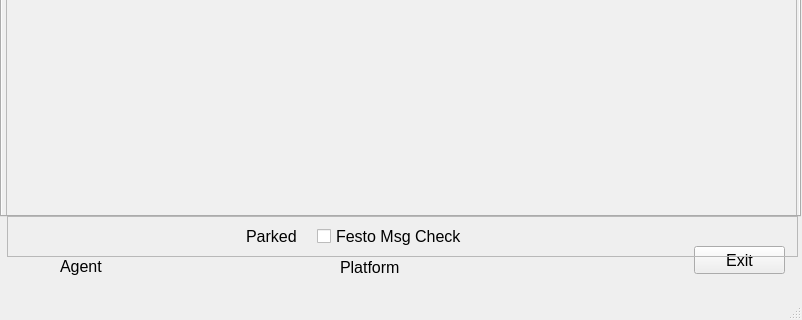
This is runtime/main_gui.ui in michaelmargolis/MdxMotionPlatformV3 as Qt 5 draws it before an edit; both pictures show x 0 to 802 and y 154 to 474 of the 802 by 474 pixel window. The edited form follows.
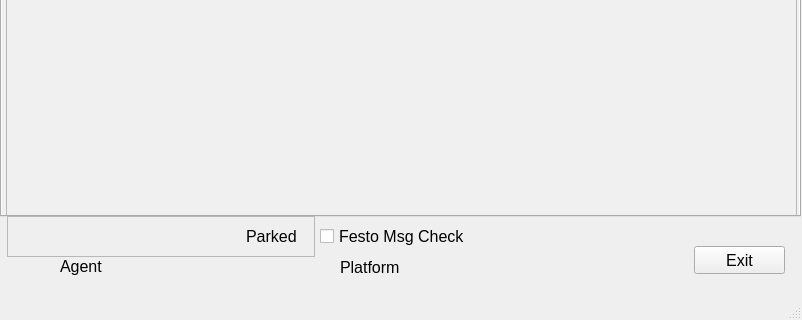
This is the edited form.

What changed in the file:
```diff
--- a/runtime/main_gui.ui
+++ b/runtime/main_gui.ui
@@ -192,7 +192,7 @@
      <rect>
       <x>7</x>
       <y>370</y>
-      <width>791</width>
+      <width>308</width>
       <height>41</height>
      </rect>
     </property>
@@ -200,7 +200,10 @@
      <enum>QFrame::StyledPanel</enum>
     </property>
     <property name="frameShadow">
-     <enum>QFrame::Raised</enum>
+     <enum>QFrame::Plain</enum>
+    </property>
+    <property name="lineWidth">
+     <number>0</number>
     </property>
     <widget class="QLabel" name="lbl_festo_status">
      <property name="geometry">
@@ -220,30 +223,12 @@
       <string/>
      </property>
     </widget>
-    <widget class="QCheckBox" name="chk_festo_wait">
-     <property name="geometry">
-      <rect>
-       <x>310</x>
-       <y>10</y>
-       <width>181</width>
-       <height>21</height>
-      </rect>
-     </property>
-     <property name="font">
-      <font>
-       <pointsize>12</pointsize>
-      </font>
-     </property>
-     <property name="text">
-      <string>Festo Msg Check</string>
-     </property>
-    </widget>
     <widget class="QLabel" name="lbl_parked">
      <property name="geometry">
       <rect>
        <x>239</x>
        <y>10</y>
-       <width>61</width>
+       <width>58</width>
        <height>20</height>
       </rect>
      </property>
@@ -270,6 +255,24 @@
      <string/>
     </property>
    </widget>
+   <widget class="QCheckBox" name="chk_festo_wait">
+    <property name="geometry">
+     <rect>
+      <x>320</x>
+      <y>380</y>
+      <width>181</width>
+      <height>21</height>
+     </rect>
+    </property>
+    <property name="font">
+     <font>
+      <pointsize>12</pointsize>
+     </font>
+    </property>
+    <property name="text">
+     <string>Festo Msg Check</string>
+    </property>
+   </widget>
   </widget>
   <widget class="QMenuBar" name="menubar">
    <property name="geometry">
```
